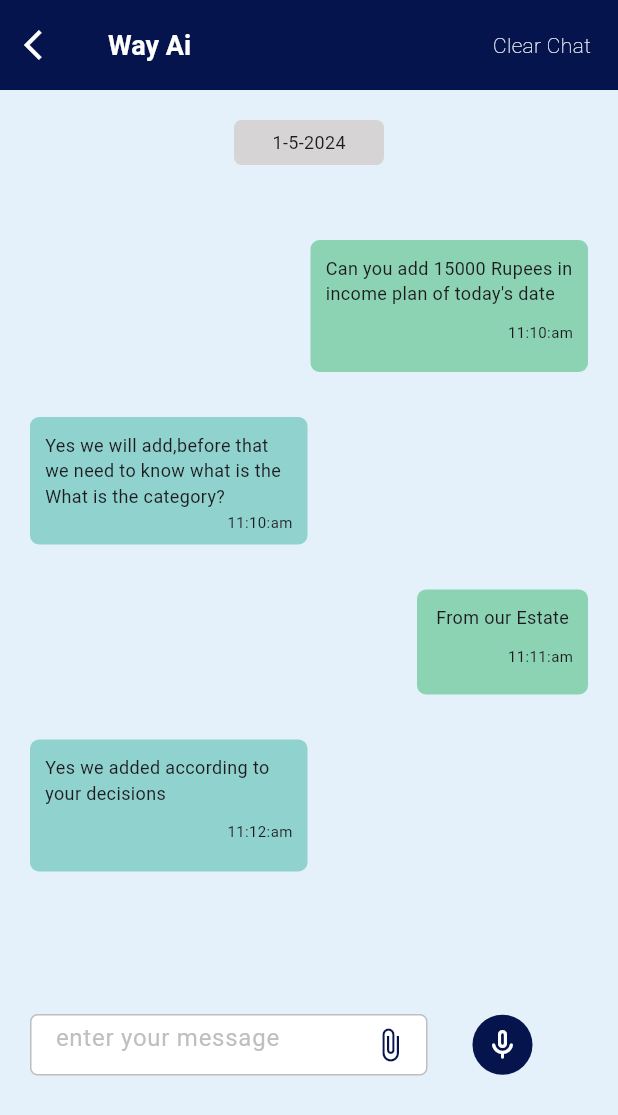
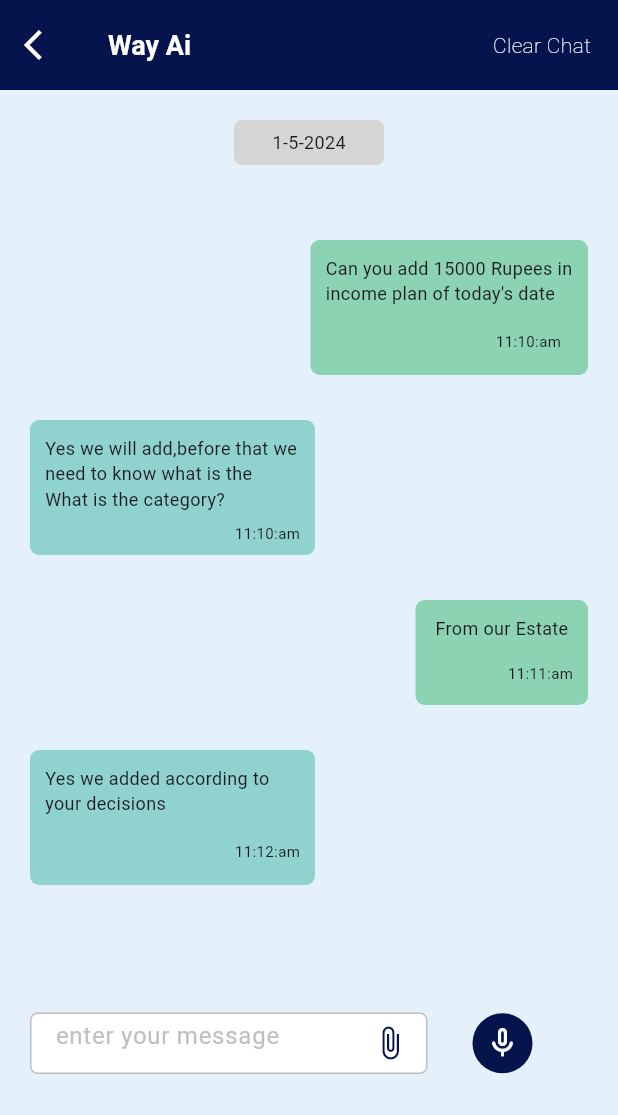
Before and after one commit to AthiraaAthi/project_way, a Flutter app: the ChatScreen screen opened directly, on a phone screen of 412 x 824 dp. Shown: the top 1115 px of the screen. Run offline on Flutter 3.47's test engine with Material 3 defaults, Android fonts, the phone set to English and light mode, and no system bars; our stand-ins replace carousel_slider, fl_chart, flutter_toggle_tab, pinput, table_calendar, video_player.

Commit message:
used expanded in chats

```diff
--- a/lib/view/chat_screen/chat_screen.dart
+++ b/lib/view/chat_screen/chat_screen.dart
@@ -93,7 +93,7 @@ class ChatScreen extends StatelessWidget {
                     mainAxisAlignment: MainAxisAlignment.end,
                     children: [
                       Container(
-                        height: 88,
+                        height: 90,
                         width: 185,
                         decoration: BoxDecoration(
                           borderRadius: BorderRadius.circular(6),
@@ -111,17 +111,19 @@ class ChatScreen extends StatelessWidget {
                                 "Can you add 15000 Rupees in income plan of today's date",
                                 style: TextStyle(fontSize: 12),
                               ),
-                              SizedBox(
-                                height: 10,
-                              ),
-                              Row(
+                              Expanded(
+                                child: Row(
                                   mainAxisAlignment: MainAxisAlignment.end,
                                   children: [
-                                  Text(
+                                    Padding(
+                                      padding: const EdgeInsets.all(8.0),
+                                      child: Text(
                                         "11:10:am",
                                         style: TextStyle(fontSize: 10),
                                       ),
+                                    ),
                                   ],
+                                ),
                               )
                             ],
                           ),
@@ -133,11 +135,10 @@ class ChatScreen extends StatelessWidget {
                     height: 30,
                   ),
                   Row(
-                    //mainAxisAlignment: MainAxisAlignment.end,
                     children: [
                       Container(
-                        height: 85,
-                        width: 185,
+                        height: 90,
+                        width: 190,
                         decoration: BoxDecoration(
                           borderRadius: BorderRadius.circular(6),
                           color: Color(0xff8fd2ce),
@@ -154,10 +155,8 @@ class ChatScreen extends StatelessWidget {
                                 "Yes we will add,before that we need to know what is the What is the category?",
                                 style: TextStyle(fontSize: 12),
                               ),
-                              SizedBox(
-                                height: 2,
-                              ),
-                              Row(
+                              Expanded(
+                                child: Row(
                                   mainAxisAlignment: MainAxisAlignment.end,
                                   children: [
                                     Text(
@@ -165,6 +164,7 @@ class ChatScreen extends StatelessWidget {
                                       style: TextStyle(fontSize: 10),
                                     ),
                                   ],
+                                ),
                               )
                             ],
                           ),
@@ -180,7 +180,7 @@ class ChatScreen extends StatelessWidget {
                     children: [
                       Container(
                         height: 70,
-                        width: 114,
+                        width: 115,
                         decoration: BoxDecoration(
                           borderRadius: BorderRadius.circular(6),
                           color: Color(0xff8bd3b3),
@@ -197,10 +197,8 @@ class ChatScreen extends StatelessWidget {
                                 "From our Estate",
                                 style: TextStyle(fontSize: 12),
                               ),
-                              SizedBox(
-                                height: 10,
-                              ),
-                              Row(
+                              Expanded(
+                                child: Row(
                                   mainAxisAlignment: MainAxisAlignment.end,
                                   children: [
                                     Text(
@@ -208,6 +206,7 @@ class ChatScreen extends StatelessWidget {
                                       style: TextStyle(fontSize: 10),
                                     ),
                                   ],
+                                ),
                               )
                             ],
                           ),
@@ -222,8 +221,8 @@ class ChatScreen extends StatelessWidget {
                     //mainAxisAlignment: MainAxisAlignment.end,
                     children: [
                       Container(
-                        height: 88,
-                        width: 185,
+                        height: 90,
+                        width: 190,
                         decoration: BoxDecoration(
                           borderRadius: BorderRadius.circular(6),
                           color: Color(0xff8fd2ce),
@@ -240,10 +239,8 @@ class ChatScreen extends StatelessWidget {
                                 "Yes we added according to your decisions",
                                 style: TextStyle(fontSize: 12),
                               ),
-                              SizedBox(
-                                height: 10,
-                              ),
-                              Row(
+                              Expanded(
+                                child: Row(
                                   mainAxisAlignment: MainAxisAlignment.end,
                                   children: [
                                     Text(
@@ -251,6 +248,7 @@ class ChatScreen extends StatelessWidget {
                                       style: TextStyle(fontSize: 10),
                                     ),
                                   ],
+                                ),
                               )
                             ],
                           ),
@@ -259,7 +257,7 @@ class ChatScreen extends StatelessWidget {
                     ],
                   ), ///////////CHAT 4
                   SizedBox(
-                    height: 95,
+                    height: 85,
                   ),
 
                   Row(
```
Lines whose indentation alone changed are shown as unchanged.
